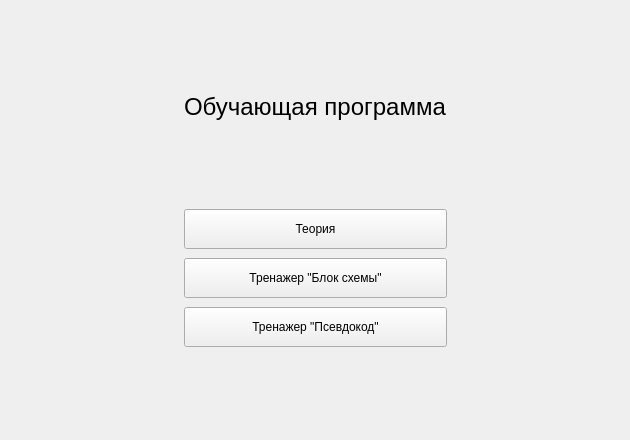
First picture: the form in mainmenu.ui, repository Bazik29/project, before the edit.
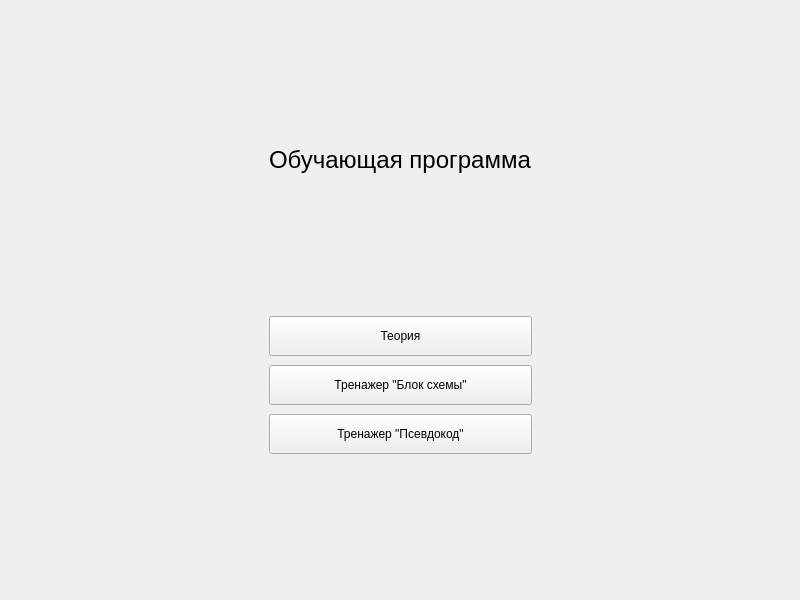
Second picture: the form after the edit.

What changed in the file:
```diff
--- a/mainmenu.ui
+++ b/mainmenu.ui
@@ -6,14 +6,14 @@
    <rect>
     <x>0</x>
     <y>0</y>
-    <width>630</width>
-    <height>440</height>
+    <width>800</width>
+    <height>600</height>
    </rect>
   </property>
   <property name="minimumSize">
    <size>
-    <width>630</width>
-    <height>440</height>
+    <width>800</width>
+    <height>600</height>
    </size>
   </property>
   <property name="windowTitle">
```
Left out of the diff: 2 changed lines with no effect on the pictures.
